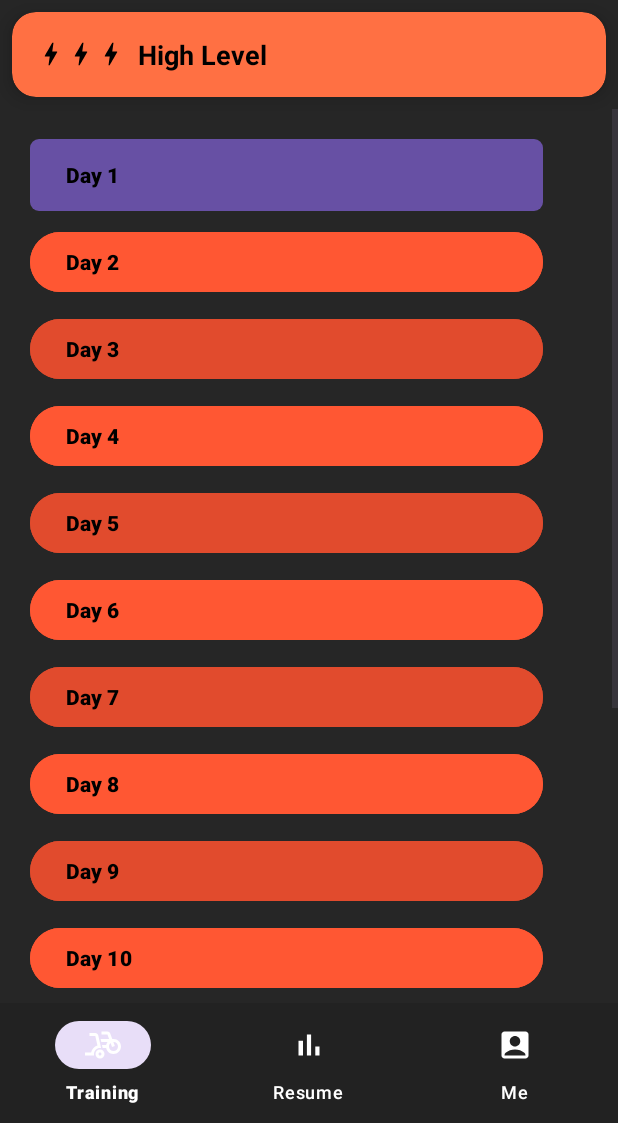
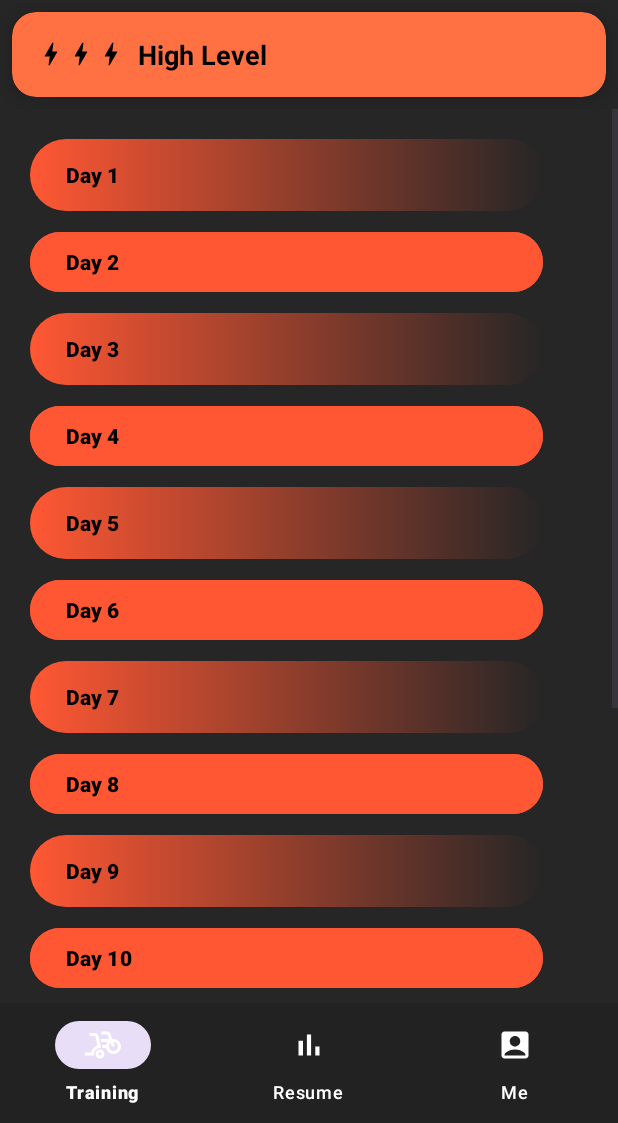
Before and after one commit to AlejandroFrancosFernandez/TFGSportPro, an Android app: the fragment TrainingHighFragment placed in its activity, on a phone screen of 412 x 824 dp, the part 113-1236 px from its top. Run offline under Robolectric (Android 15) with nearby library versions, the phone set to English and light mode, and no system bars.

Commit message:
Color degradado en los botones odd en el high level

```diff
--- a/app/src/main/res/drawable/btn_high_color.xml
+++ /dev/null
@@ -1,12 +0,0 @@
-<?xml version="1.0" encoding="utf-8"?>
-<selector xmlns:android="http://schemas.android.com/apk/res/android">
-    <item>
-        <shape android:shape="rectangle">
-            <gradient android:angle="0" android:startColor="@color/firstColorButtonHigh"
-                                        android:endColor="@color/secondColorButtonHigh">
-            </gradient>
-            <corners android:radius="6dp">
-            </corners>
-        </shape>
-    </item>
-</selector>
--- /dev/null
+++ b/app/src/main/res/drawable/btn_highodd_color.xml
@@ -0,0 +1,10 @@
+<?xml version="1.0" encoding="utf-8"?>
+<shape xmlns:android="http://schemas.android.com/apk/res/android">
+
+    <gradient android:angle="0"
+        android:startColor="@color/firstColorButtonHigh"
+        android:endColor="@color/secondColorButtonHigh">
+    </gradient>
+    <corners android:radius="30dp">
+    </corners>
+</shape>
--- a/app/src/main/res/layout/fragment_training_high.xml
+++ b/app/src/main/res/layout/fragment_training_high.xml
@@ -84,7 +84,8 @@
                     android:layout_marginTop="20dp"
                     android:layout_marginEnd="50dp"
                     android:layout_marginBottom="10dp"
-                    android:background="@drawable/btn_high_color"
+                    android:background="@drawable/btn_highodd_color"
+                    app:backgroundTint="@null"
                     android:text="@string/Day1"
                     android:textAlignment="textStart"
                     android:textColor="@color/black"
@@ -110,7 +111,8 @@
                     android:layout_marginStart="20dp"
                     android:layout_marginEnd="50dp"
                     android:layout_marginBottom="10dp"
-                    android:backgroundTint="@color/dayButtonRedOdd"
+                    android:background="@drawable/btn_highodd_color"
+                    app:backgroundTint="@null"
                     android:text="@string/Day3"
                     android:textAlignment="textStart"
                     android:textColor="@color/black"
@@ -136,7 +138,8 @@
                     android:layout_marginStart="20dp"
                     android:layout_marginEnd="50dp"
                     android:layout_marginBottom="10dp"
-                    android:backgroundTint="@color/dayButtonRedOdd"
+                    android:background="@drawable/btn_highodd_color"
+                    app:backgroundTint="@null"
                     android:text="@string/Day5"
                     android:textAlignment="textStart"
                     android:textColor="@color/black"
@@ -162,7 +165,8 @@
                     android:layout_marginStart="20dp"
                     android:layout_marginEnd="50dp"
                     android:layout_marginBottom="10dp"
-                    android:backgroundTint="@color/dayButtonRedOdd"
+                    android:background="@drawable/btn_highodd_color"
+                    app:backgroundTint="@null"
                     android:text="@string/Day7"
                     android:textAlignment="textStart"
                     android:textColor="@color/black"
@@ -188,7 +192,8 @@
                     android:layout_marginStart="20dp"
                     android:layout_marginEnd="50dp"
                     android:layout_marginBottom="10dp"
-                    android:backgroundTint="@color/dayButtonRedOdd"
+                    android:background="@drawable/btn_highodd_color"
+                    app:backgroundTint="@null"
                     android:text="@string/Day9"
                     android:textAlignment="textStart"
                     android:textColor="@color/black"
@@ -214,7 +219,8 @@
                     android:layout_marginStart="20dp"
                     android:layout_marginEnd="50dp"
                     android:layout_marginBottom="10dp"
-                    android:backgroundTint="@color/dayButtonRedOdd"
+                    android:background="@drawable/btn_highodd_color"
+                    app:backgroundTint="@null"
                     android:text="@string/Day11"
                     android:textAlignment="textStart"
                     android:textColor="@color/black"
@@ -240,7 +246,8 @@
                     android:layout_marginStart="20dp"
                     android:layout_marginEnd="50dp"
                     android:layout_marginBottom="10dp"
-                    android:backgroundTint="@color/dayButtonRedOdd"
+                    android:background="@drawable/btn_highodd_color"
+                    app:backgroundTint="@null"
                     android:text="@string/Day13"
                     android:textAlignment="textStart"
                     android:textColor="@color/black"
@@ -266,7 +273,8 @@
                     android:layout_marginStart="20dp"
                     android:layout_marginEnd="50dp"
                     android:layout_marginBottom="10dp"
-                    android:backgroundTint="@color/dayButtonRedOdd"
+                    android:background="@drawable/btn_highodd_color"
+                    app:backgroundTint="@null"
                     android:text="@string/Day15"
                     android:textAlignment="textStart"
                     android:textColor="@color/black"
--- a/app/src/main/res/layout/fragment_training_medium.xml
+++ b/app/src/main/res/layout/fragment_training_medium.xml
@@ -55,7 +55,8 @@
                     android:layout_marginStart="8dp"
                     android:text="@string/Medium"
                     android:textColor="@color/black"
-                    android:textSize="18sp" />
+                    android:textSize="18sp"
+                    android:textStyle="bold" />
 
             </LinearLayout>
         </androidx.cardview.widget.CardView>
```
